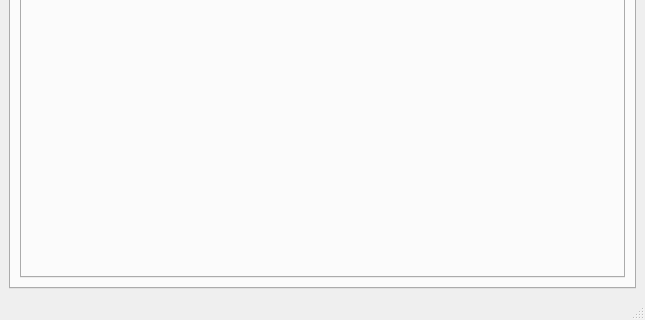
First picture: the form in main.ui, repository IUPBAuf/IUP-Regression-Model, before the edit; both pictures show x 0 to 645 and y 562 to 882 of the 645 by 882 pixel window.
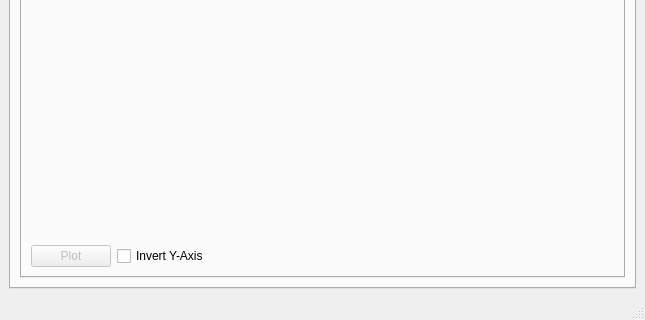
Second picture: the form after the edit. The open tabs and pages were chosen to show the change.

Commit message:
Residual Plot
Added the option to plot the residuals with the trend line.
Also split up the trend lines when using inflection points.

```diff
--- a/main.ui
+++ b/main.ui
@@ -1076,6 +1076,83 @@
            <attribute name="title">
             <string>Observations</string>
            </attribute>
+           <layout class="QVBoxLayout" name="verticalLayout_22">
+            <item>
+             <widget class="QWidget" name="cell_fig_widget" native="true"/>
+            </item>
+            <item>
+             <widget class="QWidget" name="widget_27" native="true">
+              <property name="sizePolicy">
+               <sizepolicy hsizetype="Preferred" vsizetype="Maximum">
+                <horstretch>0</horstretch>
+                <verstretch>0</verstretch>
+               </sizepolicy>
+              </property>
+              <layout class="QHBoxLayout" name="horizontalLayout_18">
+               <property name="leftMargin">
+                <number>0</number>
+               </property>
+               <property name="topMargin">
+                <number>0</number>
+               </property>
+               <property name="rightMargin">
+                <number>0</number>
+               </property>
+               <property name="bottomMargin">
+                <number>0</number>
+               </property>
+               <item>
+                <widget class="QPushButton" name="plot_button_cell">
+                 <property name="enabled">
+                  <bool>false</bool>
+                 </property>
+                 <property name="text">
+                  <string>Plot</string>
+                 </property>
+                </widget>
+               </item>
+               <item>
+                <widget class="QCheckBox" name="cell_invert">
+                 <property name="text">
+                  <string>Invert Y-Axis</string>
+                 </property>
+                </widget>
+               </item>
+               <item>
+                <spacer name="horizontalSpacer_6">
+                 <property name="orientation">
+                  <enum>Qt::Horizontal</enum>
+                 </property>
+                 <property name="sizeHint" stdset="0">
+                  <size>
+                   <width>407</width>
+                   <height>20</height>
+                  </size>
+                 </property>
+                </spacer>
+               </item>
+               <item>
+                <widget class="QWidget" name="dim_cell_widget" native="true">
+                 <layout class="QHBoxLayout" name="horizontalLayout_19">
+                  <property name="leftMargin">
+                   <number>0</number>
+                  </property>
+                  <property name="topMargin">
+                   <number>0</number>
+                  </property>
+                  <property name="rightMargin">
+                   <number>0</number>
+                  </property>
+                  <property name="bottomMargin">
+                   <number>0</number>
+                  </property>
+                 </layout>
+                </widget>
+               </item>
+              </layout>
+             </widget>
+            </item>
+           </layout>
           </widget>
          </widget>
         </item>
```
Left out of the diff: 93 changed lines with no effect on the pictures. The commit also changes 1 other file.
